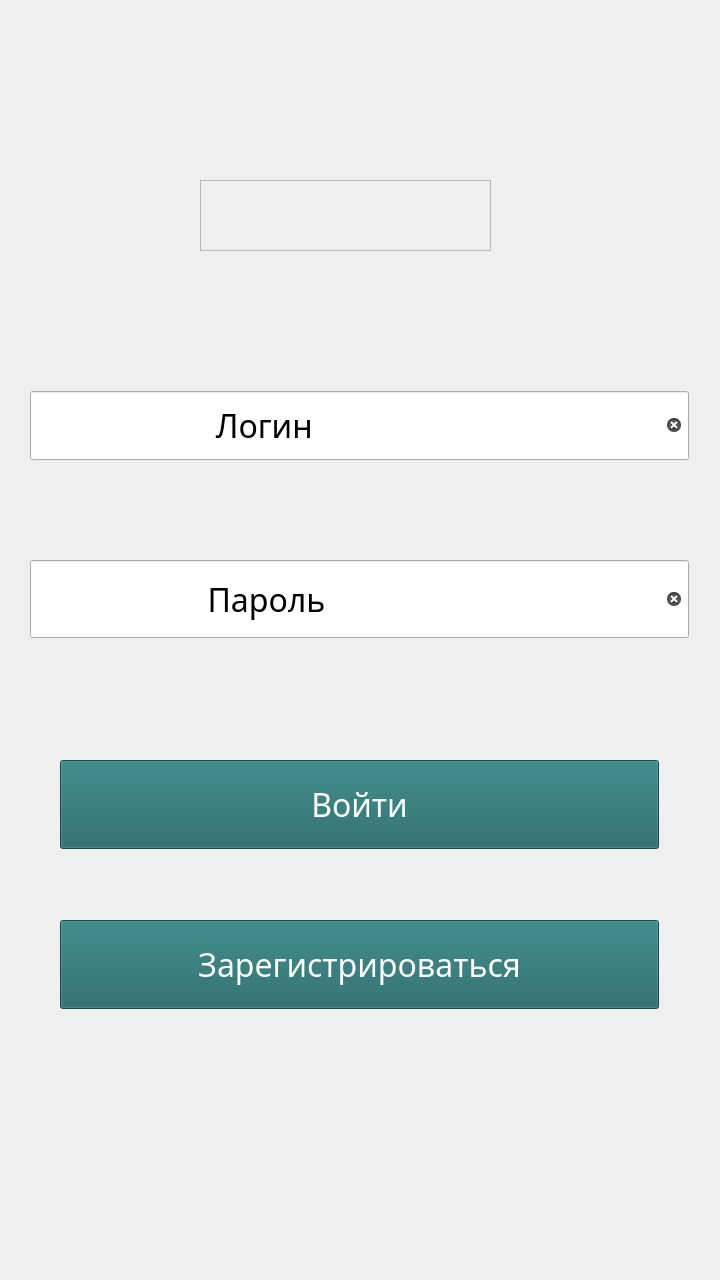
Old version of the form IUGram/iugram.ui in the repository alexshapran-as/course_project_RSA_CHAT.
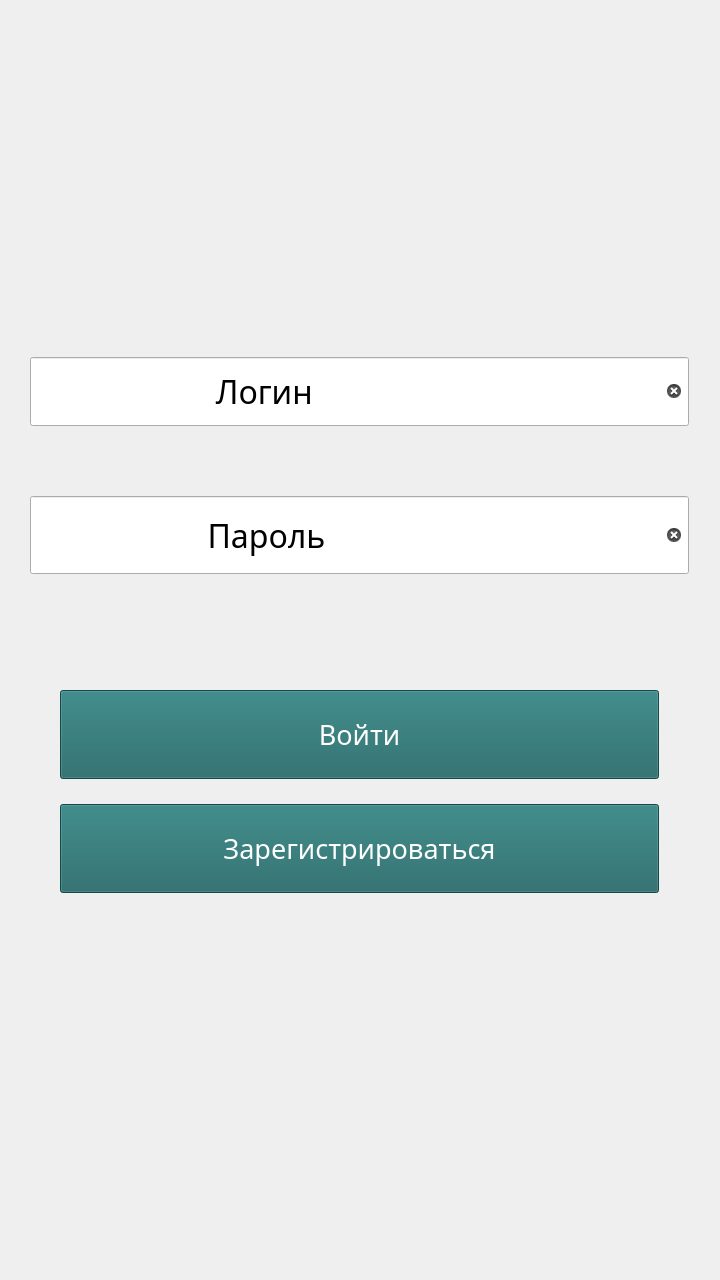
New version of the form. Icons and pictures are not drawn.

Patch:
```diff
--- a/IUGram/iugram.ui
+++ b/IUGram/iugram.ui
@@ -41,15 +41,43 @@
    <bool>false</bool>
   </property>
   <widget class="QWidget" name="centralWidget">
+   <layout class="QGridLayout" name="gridLayout_4">
+    <item row="2" column="0">
+     <spacer name="verticalSpacer_3">
+      <property name="orientation">
+       <enum>Qt::Vertical</enum>
+      </property>
+      <property name="sizeType">
+       <enum>QSizePolicy::Fixed</enum>
+      </property>
+      <property name="sizeHint" stdset="0">
+       <size>
+        <width>20</width>
+        <height>100</height>
+       </size>
+      </property>
+     </spacer>
+    </item>
+    <item row="3" column="0">
+     <spacer name="verticalSpacer_5">
+      <property name="orientation">
+       <enum>Qt::Vertical</enum>
+      </property>
+      <property name="sizeType">
+       <enum>QSizePolicy::Ignored</enum>
+      </property>
+      <property name="sizeHint" stdset="0">
+       <size>
+        <width>20</width>
+        <height>10</height>
+       </size>
+      </property>
+     </spacer>
+    </item>
+    <item row="0" column="0">
+     <layout class="QGridLayout" name="gridLayout">
+      <item row="0" column="3">
    <widget class="QPushButton" name="pushButton">
-    <property name="geometry">
-     <rect>
-      <x>600</x>
-      <y>20</y>
-      <width>99</width>
-      <height>89</height>
-     </rect>
-    </property>
     <property name="sizePolicy">
      <sizepolicy hsizetype="Expanding" vsizetype="Ignored">
       <horstretch>0</horstretch>
@@ -68,6 +96,9 @@
       <height>89</height>
      </size>
     </property>
+        <property name="layoutDirection">
+         <enum>Qt::RightToLeft</enum>
+        </property>
     <property name="styleSheet">
      <string notr="true">border-image: url(://images/firstwindow_info.png) 0 0 0 0 stretch stretch;</string>
     </property>
@@ -78,17 +109,129 @@
      <bool>true</bool>
     </property>
    </widget>
+      </item>
+      <item row="2" column="0">
+       <spacer name="horizontalSpacer_2">
+        <property name="orientation">
+         <enum>Qt::Horizontal</enum>
+        </property>
+        <property name="sizeHint" stdset="0">
+         <size>
+          <width>60</width>
+          <height>20</height>
+         </size>
+        </property>
+       </spacer>
+      </item>
+      <item row="1" column="3">
+       <spacer name="verticalSpacer">
+        <property name="orientation">
+         <enum>Qt::Vertical</enum>
+        </property>
+        <property name="sizeHint" stdset="0">
+         <size>
+          <width>20</width>
+          <height>40</height>
+         </size>
+        </property>
+       </spacer>
+      </item>
+      <item row="2" column="2" colspan="2">
+       <spacer name="horizontalSpacer_3">
+        <property name="orientation">
+         <enum>Qt::Horizontal</enum>
+        </property>
+        <property name="sizeHint" stdset="0">
+         <size>
+          <width>40</width>
+          <height>20</height>
+         </size>
+        </property>
+       </spacer>
+      </item>
+      <item row="0" column="2">
+       <spacer name="horizontalSpacer">
+        <property name="orientation">
+         <enum>Qt::Horizontal</enum>
+        </property>
+        <property name="sizeHint" stdset="0">
+         <size>
+          <width>40</width>
+          <height>20</height>
+         </size>
+        </property>
+       </spacer>
+      </item>
+      <item row="3" column="1">
+       <spacer name="verticalSpacer_2">
+        <property name="orientation">
+         <enum>Qt::Vertical</enum>
+        </property>
+        <property name="sizeType">
+         <enum>QSizePolicy::Fixed</enum>
+        </property>
+        <property name="sizeHint" stdset="0">
+         <size>
+          <width>20</width>
+          <height>40</height>
+         </size>
+        </property>
+       </spacer>
+      </item>
+     </layout>
+    </item>
+    <item row="1" column="0">
+     <layout class="QGridLayout" name="gridLayout_2">
+      <property name="horizontalSpacing">
+       <number>100</number>
+      </property>
+      <property name="verticalSpacing">
+       <number>50</number>
+      </property>
+      <item row="0" column="0">
+       <widget class="QLineEdit" name="lineEdit_2">
+        <property name="sizePolicy">
+         <sizepolicy hsizetype="Ignored" vsizetype="Ignored">
+          <horstretch>0</horstretch>
+          <verstretch>5</verstretch>
+         </sizepolicy>
+        </property>
+        <property name="minimumSize">
+         <size>
+          <width>659</width>
+          <height>69</height>
+         </size>
+        </property>
+        <property name="maximumSize">
+         <size>
+          <width>659</width>
+          <height>69</height>
+         </size>
+        </property>
+        <property name="font">
+         <font>
+          <family>Calibri Light</family>
+          <pointsize>24</pointsize>
+         </font>
+        </property>
+        <property name="layoutDirection">
+         <enum>Qt::LeftToRight</enum>
+        </property>
+        <property name="styleSheet">
+         <string notr="true">border-image: url(://images/firstwindow_input_field.png) 0 0 0 0 stretch stretch;</string>
+        </property>
+        <property name="text">
+         <string>                      Логин</string>
+        </property>
+        <property name="clearButtonEnabled">
+         <bool>true</bool>
+        </property>
+       </widget>
+      </item>
+      <item row="2" column="0">
    <widget class="QLineEdit" name="lineEdit">
-    <property name="geometry">
-     <rect>
-      <x>30</x>
-      <y>560</y>
-      <width>659</width>
-      <height>78</height>
-     </rect>
-    </property>
     <property name="sizePolicy">
-     <sizepolicy hsizetype="Expanding" vsizetype="Ignored">
+         <sizepolicy hsizetype="Ignored" vsizetype="Ignored">
       <horstretch>0</horstretch>
       <verstretch>0</verstretch>
      </sizepolicy>
@@ -124,63 +267,47 @@
      <bool>true</bool>
     </property>
    </widget>
-   <widget class="QLineEdit" name="lineEdit_2">
-    <property name="geometry">
-     <rect>
-      <x>30</x>
-      <y>391</y>
-      <width>659</width>
-      <height>69</height>
-     </rect>
-    </property>
-    <property name="sizePolicy">
-     <sizepolicy hsizetype="Expanding" vsizetype="Ignored">
-      <horstretch>0</horstretch>
-      <verstretch>0</verstretch>
-     </sizepolicy>
-    </property>
-    <property name="minimumSize">
+      </item>
+      <item row="1" column="0">
+       <spacer name="verticalSpacer_6">
+        <property name="orientation">
+         <enum>Qt::Vertical</enum>
+        </property>
+        <property name="sizeType">
+         <enum>QSizePolicy::Fixed</enum>
+        </property>
+        <property name="sizeHint" stdset="0">
      <size>
-      <width>659</width>
-      <height>69</height>
-     </size>
-    </property>
-    <property name="maximumSize">
+          <width>20</width>
+          <height>20</height>
+         </size>
+        </property>
+       </spacer>
+      </item>
+     </layout>
+    </item>
+    <item row="7" column="0">
+     <spacer name="verticalSpacer_4">
+      <property name="orientation">
+       <enum>Qt::Vertical</enum>
+      </property>
+      <property name="sizeHint" stdset="0">
      <size>
-      <width>659</width>
-      <height>69</height>
-     </size>
-    </property>
-    <property name="font">
-     <font>
-      <family>Calibri Light</family>
-      <pointsize>24</pointsize>
-     </font>
-    </property>
-    <property name="layoutDirection">
-     <enum>Qt::LeftToRight</enum>
-    </property>
-    <property name="styleSheet">
-     <string notr="true"/>
-    </property>
-    <property name="text">
-     <string>                      Логин</string>
-    </property>
-    <property name="clearButtonEnabled">
-     <bool>true</bool>
-    </property>
-   </widget>
+        <width>20</width>
+        <height>60</height>
+       </size>
+      </property>
+     </spacer>
+    </item>
+    <item row="4" column="0">
+     <layout class="QGridLayout" name="gridLayout_3">
+      <property name="spacing">
+       <number>50</number>
+      </property>
+      <item row="2" column="0">
    <widget class="QPushButton" name="pushButton_3">
-    <property name="geometry">
-     <rect>
-      <x>60</x>
-      <y>920</y>
-      <width>599</width>
-      <height>89</height>
-     </rect>
-    </property>
     <property name="sizePolicy">
-     <sizepolicy hsizetype="Expanding" vsizetype="Ignored">
+         <sizepolicy hsizetype="Ignored" vsizetype="Ignored">
       <horstretch>0</horstretch>
       <verstretch>0</verstretch>
      </sizepolicy>
@@ -318,27 +445,21 @@
     <property name="font">
      <font>
       <family>Calibri Light</family>
-      <pointsize>24</pointsize>
+          <pointsize>20</pointsize>
      </font>
     </property>
     <property name="styleSheet">
-     <string notr="true">background-color: rgb(29, 102, 101);</string>
+         <string notr="true">QPushButton#pushButton_3 {border-image: url(://images/firstwindow_push_button1.png) 0 0 0 0 stretch stretch;}</string>
     </property>
     <property name="text">
      <string>Зарегистрироваться</string>
     </property>
    </widget>
+      </item>
+      <item row="0" column="0">
    <widget class="QPushButton" name="pushButton_2">
-    <property name="geometry">
-     <rect>
-      <x>60</x>
-      <y>760</y>
-      <width>599</width>
-      <height>89</height>
-     </rect>
-    </property>
     <property name="sizePolicy">
-     <sizepolicy hsizetype="Expanding" vsizetype="Ignored">
+         <sizepolicy hsizetype="Ignored" vsizetype="Ignored">
       <horstretch>0</horstretch>
       <verstretch>0</verstretch>
      </sizepolicy>
@@ -476,53 +597,52 @@
     <property name="font">
      <font>
       <family>Calibri Light</family>
-      <pointsize>24</pointsize>
+          <pointsize>20</pointsize>
      </font>
     </property>
     <property name="styleSheet">
-     <string notr="true">background-color: rgb(29, 102, 101);</string>
+         <string notr="true">QPushButton#pushButton_2 {border-image: url(://images/firstwindow_push_button1.png) 0 0 0 0 stretch stretch;}</string>
     </property>
     <property name="text">
      <string>Войти</string>
     </property>
    </widget>
-   <widget class="QGraphicsView" name="graphicsView">
-    <property name="enabled">
-     <bool>false</bool>
-    </property>
-    <property name="geometry">
-     <rect>
-      <x>200</x>
-      <y>180</y>
-      <width>291</width>
-      <height>71</height>
-     </rect>
-    </property>
-    <property name="minimumSize">
+      </item>
+      <item row="3" column="0">
+       <spacer name="verticalSpacer_7">
+        <property name="orientation">
+         <enum>Qt::Vertical</enum>
+        </property>
+        <property name="sizeType">
+         <enum>QSizePolicy::Fixed</enum>
+        </property>
+        <property name="sizeHint" stdset="0">
      <size>
-      <width>291</width>
-      <height>71</height>
-     </size>
-    </property>
-    <property name="maximumSize">
+          <width>20</width>
+          <height>90</height>
+         </size>
+        </property>
+       </spacer>
+      </item>
+      <item row="1" column="0">
+       <spacer name="verticalSpacer_8">
+        <property name="orientation">
+         <enum>Qt::Vertical</enum>
+        </property>
+        <property name="sizeType">
+         <enum>QSizePolicy::Preferred</enum>
+        </property>
+        <property name="sizeHint" stdset="0">
      <size>
-      <width>291</width>
-      <height>71</height>
-     </size>
-    </property>
-    <property name="styleSheet">
-     <string notr="true">QGraphicsView#graphicsView {border-image: url(://images/logo.png) 0 0 0 0 stretch stretch;}</string>
-    </property>
-    <property name="verticalScrollBarPolicy">
-     <enum>Qt::ScrollBarAlwaysOff</enum>
-    </property>
-    <property name="horizontalScrollBarPolicy">
-     <enum>Qt::ScrollBarAlwaysOff</enum>
-    </property>
-    <property name="resizeAnchor">
-     <enum>QGraphicsView::AnchorViewCenter</enum>
-    </property>
-   </widget>
+          <width>40</width>
+          <height>100</height>
+         </size>
+        </property>
+       </spacer>
+      </item>
+     </layout>
+    </item>
+   </layout>
   </widget>
  </widget>
  <layoutdefault spacing="6" margin="11"/>
```
Left out of the diff: 2 changed lines with no effect on the pictures. Lines whose indentation alone changed are shown as unchanged.
